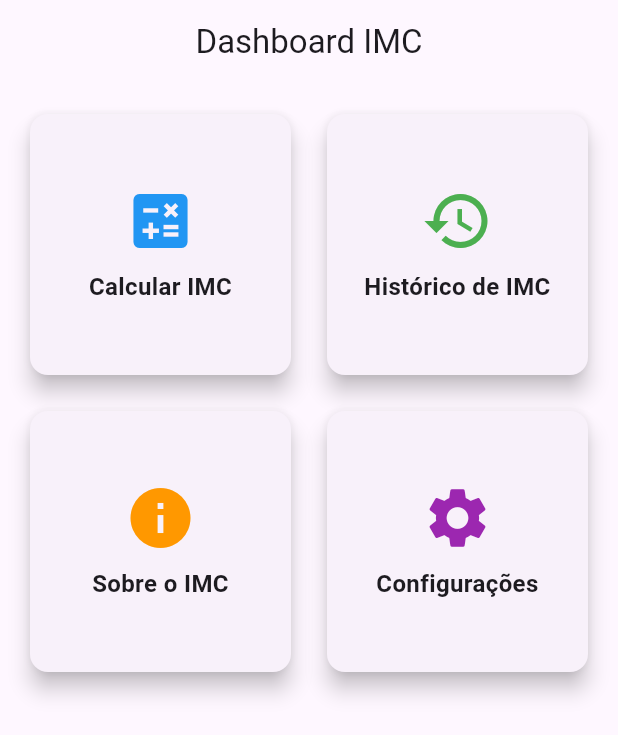
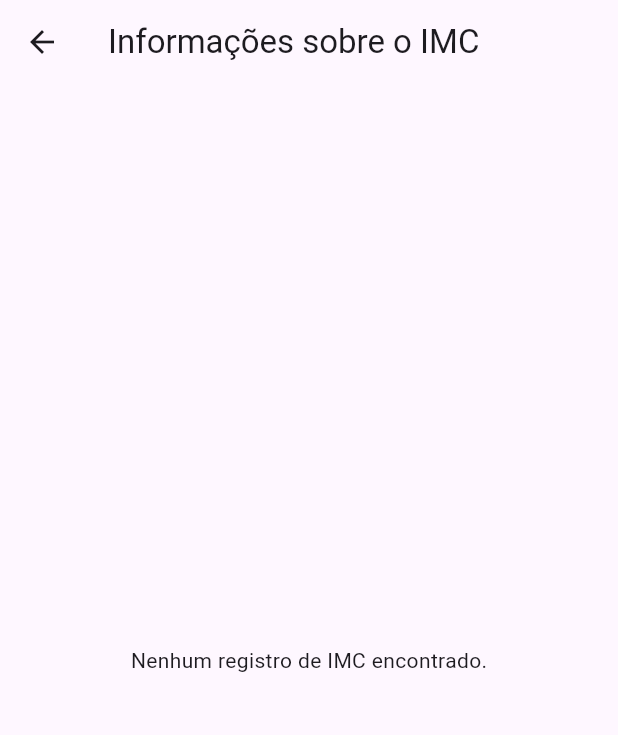
Before and after one commit to CelioFsDev/imc_dio_hive, a Flutter app: the screen it shows after launch, after a tap on "Sobre o IMC", on a phone screen of 412 x 824 dp. Shown: the top 735 px of the screen. Run offline on Flutter 3.47's test engine with Material 3 defaults, Android fonts, the phone set to English and light mode, and no system bars; our stand-ins replace hive, hive_flutter; accounts and stored records are empty.

Commit message:
Adiciona páginas de configuração e informações sobre o IMC, incluindo lógica para apagar dados e exibir observações sobre o IMC

```diff
--- a/lib/presentation/dashboard/view/dashboard_home_page.dart
+++ b/lib/presentation/dashboard/view/dashboard_home_page.dart
@@ -1,6 +1,8 @@
 import 'package:flutter/material.dart';
 import 'package:imc_dio_hive/presentation/addimc/view/add_imc_page.dart';
+import 'package:imc_dio_hive/presentation/config/view/bmi_config.dart';
 import 'package:imc_dio_hive/presentation/history/view/bmi_history_page.dart';
+import 'package:imc_dio_hive/presentation/info/view/bmi_info_page.dart';
 
 class DashboardHomePage extends StatelessWidget {
   const DashboardHomePage({super.key});
@@ -48,6 +50,10 @@ class DashboardHomePage extends StatelessWidget {
               color: Colors.orange,
               onTap: () {
                 // Navegar para informações sobre o IMC
+                Navigator.push(
+                  context,
+                  MaterialPageRoute(builder: (context) => const BmiInfoPage()),
+                );
               },
             ),
             _buildDashboardCard(
@@ -56,6 +62,12 @@ class DashboardHomePage extends StatelessWidget {
               color: Colors.purple,
               onTap: () {
                 // Navegar para configurações
+                Navigator.push(
+                  context,
+                  MaterialPageRoute(
+                    builder: (context) => const BmiConfigPage(),
+                  ),
+                );
               },
             ),
           ],
--- /dev/null
+++ b/lib/presentation/info/view/bmi_info_page.dart
@@ -0,0 +1,142 @@
+import 'package:flutter/material.dart';
+import 'package:hive/hive.dart';
+import 'package:imc_dio_hive/data/models/bmi_model.dart';
+
+class BmiInfoPage extends StatelessWidget {
+  const BmiInfoPage({super.key});
+
+  Future<BmiModel?> _getLastBmi() async {
+    final box = await Hive.openBox<BmiModel>('bmiBox');
+    if (box.isNotEmpty) {
+      return box.getAt(box.length - 1); // Obtém o último registro
+    }
+    return null;
+  }
+
+  Map<String, dynamic> _getBmiObservation(double bmi) {
+    if (bmi < 18.5) {
+      return {
+        'message':
+            'Você está abaixo do peso. Considere consultar um profissional de saúde.',
+        'color': Colors.blue,
+      };
+    } else if (bmi >= 18.5 && bmi < 24.9) {
+      return {
+        'message':
+            'Seu peso está normal. Continue mantendo um estilo de vida saudável!',
+        'color': Colors.green,
+      };
+    } else if (bmi >= 25 && bmi < 29.9) {
+      return {
+        'message':
+            'Você está com sobrepeso. É importante cuidar da alimentação e praticar exercícios.',
+        'color': Colors.orange,
+      };
+    } else {
+      return {
+        'message':
+            'Você está na faixa de obesidade. Procure orientação de um profissional de saúde.',
+        'color': Colors.red,
+      };
+    }
+  }
+
+  @override
+  Widget build(BuildContext context) {
+    return Scaffold(
+      appBar: AppBar(title: const Text('Informações sobre o IMC')),
+      body: FutureBuilder<BmiModel?>(
+        future: _getLastBmi(),
+        builder: (context, snapshot) {
+          if (snapshot.connectionState == ConnectionState.waiting) {
+            return const Center(child: CircularProgressIndicator());
+          } else if (snapshot.hasError) {
+            return const Center(child: Text('Erro ao carregar os dados.'));
+          } else if (!snapshot.hasData || snapshot.data == null) {
+            return const Center(
+              child: Text('Nenhum registro de IMC encontrado.'),
+            );
+          } else {
+            final bmi = snapshot.data!;
+            final observationData = _getBmiObservation(bmi.bmi);
+            final observationMessage = observationData['message'];
+            final observationColor = observationData['color'];
+
+            return Padding(
+              padding: const EdgeInsets.all(16.0),
+              child: Column(
+                crossAxisAlignment: CrossAxisAlignment.start,
+                children: [
+                  const Text(
+                    'Seu Último IMC',
+                    style: TextStyle(fontSize: 20, fontWeight: FontWeight.bold),
+                  ),
+                  const SizedBox(height: 8),
+                  Text(
+                    'Peso: ${bmi.weight.toStringAsFixed(1)} kg',
+                    style: const TextStyle(fontSize: 16),
+                  ),
+                  Text(
+                    'Altura: ${bmi.height.toStringAsFixed(2)} m',
+                    style: const TextStyle(fontSize: 16),
+                  ),
+                  Text(
+                    'IMC: ${bmi.bmi.toStringAsFixed(2)}',
+                    style: const TextStyle(fontSize: 16),
+                  ),
+                  const SizedBox(height: 16),
+                  Text(
+                    'Observação: $observationMessage',
+                    style: TextStyle(
+                      fontSize: 16,
+                      fontWeight: FontWeight.bold,
+                      color: observationColor,
+                    ),
+                  ),
+                  const SizedBox(height: 16),
+                  const Text(
+                    'Categorias do IMC:',
+                    style: TextStyle(fontSize: 20, fontWeight: FontWeight.bold),
+                  ),
+                  const SizedBox(height: 8),
+                  _buildBmiCategory('Abaixo do peso', '< 18.5', Colors.blue),
+                  _buildBmiCategory('Peso normal', '18.5 - 24.9', Colors.green),
+                  _buildBmiCategory('Sobrepeso', '25 - 29.9', Colors.orange),
+                  _buildBmiCategory('Obesidade', '>= 30', Colors.red),
+                  const SizedBox(height: 16),
+                  const Text(
+                    'Importante:',
+                    style: TextStyle(fontSize: 20, fontWeight: FontWeight.bold),
+                  ),
+                  const SizedBox(height: 8),
+                  const Text(
+                    'O IMC é uma ferramenta útil, mas não leva em consideração fatores como composição corporal, idade, sexo ou nível de atividade física. '
+                    'Consulte um profissional de saúde para uma avaliação mais precisa.',
+                    style: TextStyle(fontSize: 16),
+                  ),
+                ],
+              ),
+            );
+          }
+        },
+      ),
+    );
+  }
+
+  Widget _buildBmiCategory(String category, String range, Color color) {
+    return Padding(
+      padding: const EdgeInsets.symmetric(vertical: 4.0),
+      child: Row(
+        children: [
+          Container(
+            width: 16,
+            height: 16,
+            decoration: BoxDecoration(color: color, shape: BoxShape.circle),
+          ),
+          const SizedBox(width: 8),
+          Text('$category: $range', style: const TextStyle(fontSize: 16)),
+        ],
+      ),
+    );
+  }
+}
```
Also changed, not shown: lib/presentation/config/view/bmi_config.dart (added, +88 -0 lines), lib/presentation/config/viewmodel/bmi_infoviewmodel.dart (added), lib/presentation/info/viewmodel/bmi_infoviewmodel.dart (added).
